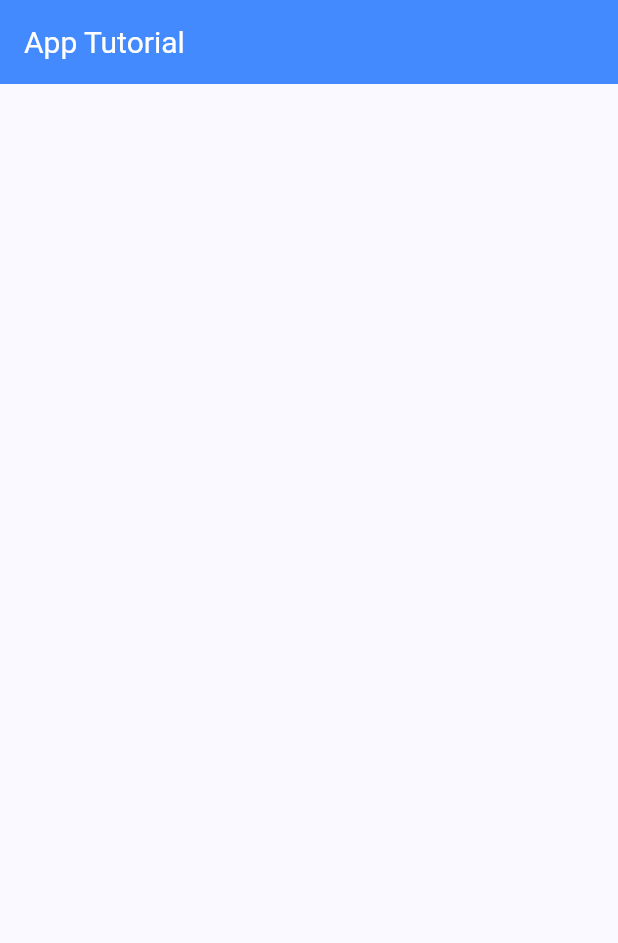
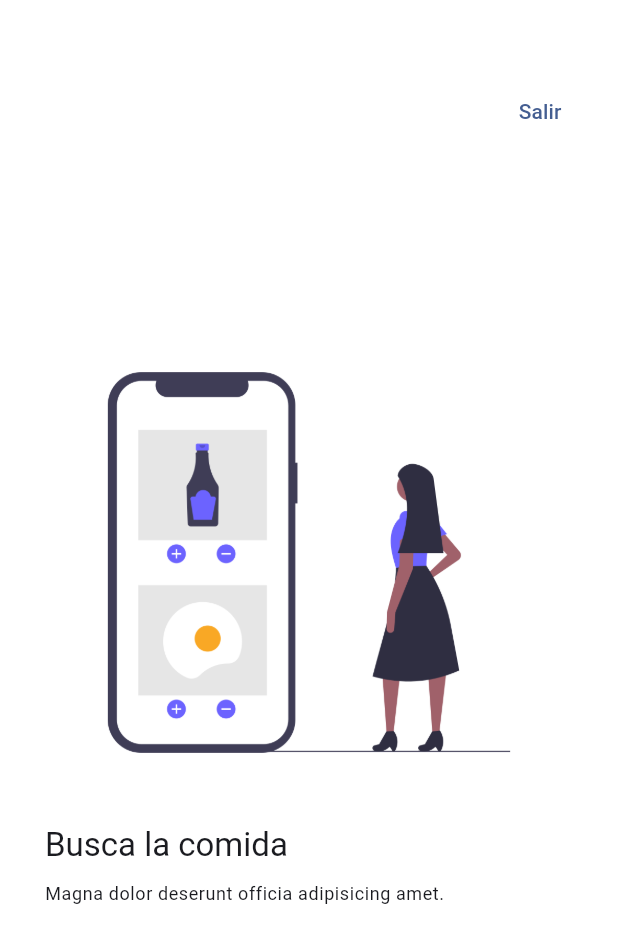
Before and after one commit to oscar-coronel-student/flutter_widgets_app, a Flutter app: the AppTutorialScreen screen opened by its route, on a phone screen of 412 x 824 dp. Shown: the top 943 px of the screen. Run offline on Flutter 3.47's test engine with Material 3 defaults, Android fonts, the phone set to English and light mode, and no system bars; our stand-ins replace go_router.

Commit message:
Arreglar el cargado de las imagenes en el bundle de mi aplicacion y finalizar app tutorial

```diff
--- a/lib/presentation/screens/app_tutorial_screen.dart
+++ b/lib/presentation/screens/app_tutorial_screen.dart
@@ -1,4 +1,19 @@
 import 'package:flutter/material.dart';
+import 'package:go_router/go_router.dart';
+
+class SlideInfo {
+  final String title;
+  final String caption;
+  final String imageUrl;
+  SlideInfo({required this.title, required this.caption, required this.imageUrl});
+}
+
+final slides = <SlideInfo>[
+  SlideInfo(title: 'Busca la comida', caption: 'Magna dolor deserunt officia adipisicing amet.', imageUrl: 'assets/images/1.png'),
+  SlideInfo(title: 'Entrega rápida', caption: 'Et culpa ipsum adipisicing velit excepteur ad.', imageUrl: 'assets/images/2.png'),
+  SlideInfo(title: 'Disfruta la comida', caption: 'Aute ad ullamco exercitation adipisicing ullamco.', imageUrl: 'assets/images/3.png'),
+];
+
 
 class AppTutorialScreen extends StatelessWidget {
 
@@ -8,11 +23,9 @@ class AppTutorialScreen extends StatelessWidget {
 
   @override
   Widget build(BuildContext context) {
-    return Scaffold(
-      appBar: AppBar(
-        title: const Text('App Tutorial'),
-      ),
-      body: const _AppTutorialView(),
+    return const Scaffold(
+      backgroundColor: Colors.white,
+      body: _AppTutorialView(),
     );
   }
 
@@ -24,7 +37,66 @@ class _AppTutorialView extends StatelessWidget {
 
   @override
   Widget build(BuildContext context) {
-    return Container();
+    return Stack(
+      children: [
+        PageView(
+          physics: const BouncingScrollPhysics(),
+          children: slides.map((slide){
+            return _Slide(title: slide.title, caption: slide.caption, imageUrl: slide.imageUrl);
+          }).toList(),
+        ),
+
+        Positioned(
+          right: 20,
+          top: 50,
+          child: TextButton(
+            onPressed: (){
+              context.pop();
+            },
+            child: const Text('Salir')
+          )
+        )
+      ],
+    );
   }
 
 }
+
+class _Slide extends StatelessWidget {
+
+  final String title;
+  final String caption;
+  final String imageUrl;
+
+  const _Slide({
+    required this.title,
+    required this.caption,
+    required this.imageUrl
+  });
+
+  @override
+  Widget build(BuildContext context) {
+
+    final titleStyle = Theme.of(context).textTheme.titleLarge;
+    final captionStyle = Theme.of(context).textTheme.bodySmall;
+
+    return Padding(
+      padding: const EdgeInsets.symmetric( horizontal: 30 ),
+      child: Center(
+        child: Column(
+          mainAxisAlignment: MainAxisAlignment.center,
+          crossAxisAlignment: CrossAxisAlignment.start,
+          children: [
+            Image(
+              image: AssetImage(imageUrl)
+            ),
+            const SizedBox(height: 20,),
+            Text(title, style: titleStyle),
+            const SizedBox(height: 10,),
+            Text(caption, style: captionStyle)
+          ],
+        ),
+      ),
+    );
+  }
+}
--- a/pubspec.yaml
+++ b/pubspec.yaml
@@ -19,5 +19,5 @@ dev_dependencies:
 flutter:
   uses-material-design: true
 
-assets:
-  - assets/images/
+  assets:
+    - assets/images/
```
